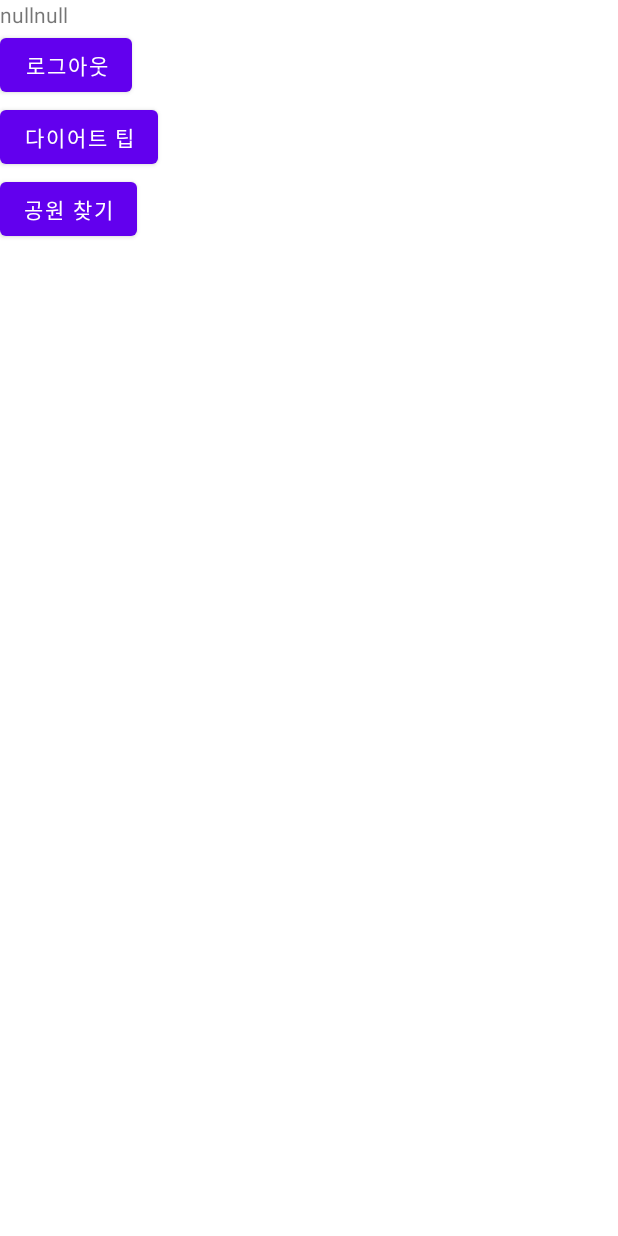
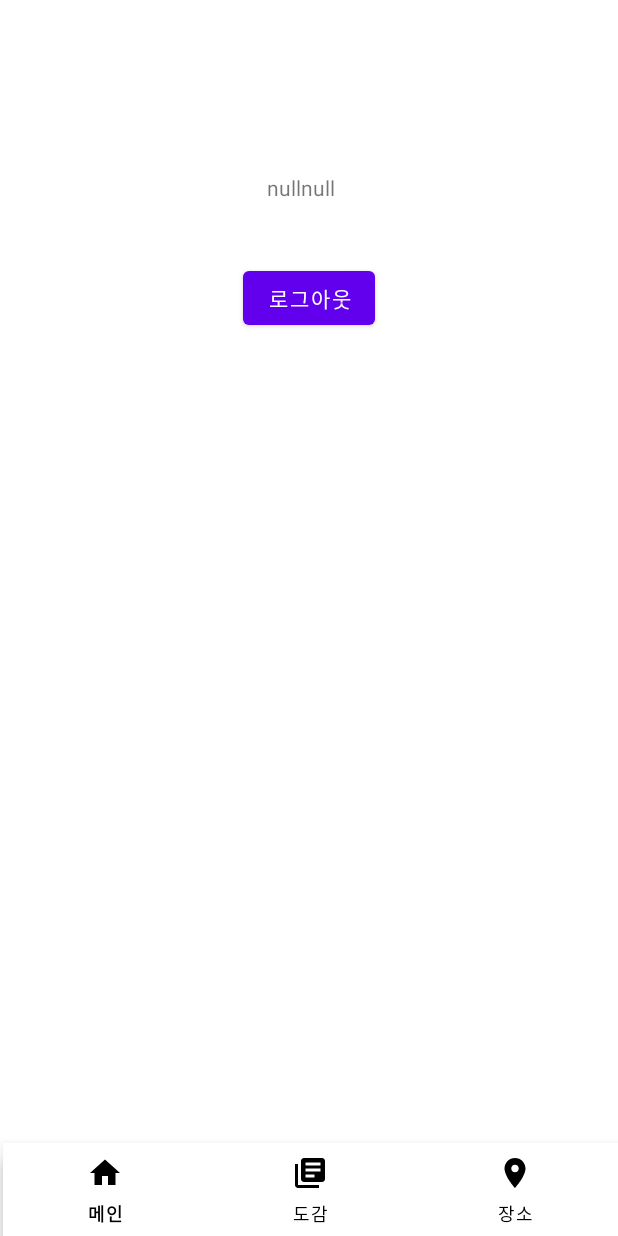
Before and after one commit to dkekzhs/SmartProjectApp, an Android app: the MainActivity screen opened directly, with no data from a screen before it, on a phone screen of 412 x 824 dp. Run offline under Robolectric (Android 15) with nearby library versions, the phone set to English and light mode, and no system bars; libraries missing offline, so code that uses them is left out: com.kakao.usermgmt; network calls fail.

Commit message:
하단네비게이션바추가

```diff
--- a/app/build.gradle
+++ b/app/build.gradle
@@ -33,11 +33,13 @@ android {
 dependencies {
     implementation group: project.KAKAO_SDK_GROUP, name: 'usermgmt', version: project.KAKAO_SDK_VERSION
     implementation 'androidx.appcompat:appcompat:1.2.0'
+    implementation 'com.android.support:design:30.0.0'
     implementation 'com.google.android.material:material:1.3.0'
     implementation 'androidx.constraintlayout:constraintlayout:2.0.4'
     implementation 'com.google.android.gms:play-services-maps:17.0.1'
     implementation "org.jetbrains.kotlin:kotlin-stdlib:$kotlin_version"
     testImplementation 'junit:junit:4.+'
+
     androidTestImplementation 'androidx.test.ext:junit:1.1.2'
     androidTestImplementation 'androidx.test.espresso:espresso-core:3.3.0'
     implementation 'com.android.volley:volley:1.1.1'
--- a/app/src/main/java/com/SMP/dodamdodam/Activity/MainActivity.java
+++ b/app/src/main/java/com/SMP/dodamdodam/Activity/MainActivity.java
@@ -1,22 +1,30 @@
 package com.SMP.dodamdodam.Activity;
 
-import androidx.appcompat.app.AlertDialog;
+import androidx.annotation.NonNull;
 import androidx.appcompat.app.AppCompatActivity;
+import androidx.fragment.app.FragmentManager;
+import androidx.fragment.app.FragmentTransaction;
 
 import android.content.Intent;
 import android.os.Bundle;
-import android.util.Log;
-import android.view.View;
-import android.widget.Button;
-import android.widget.TextView;
+import android.view.MenuItem;
 
+import com.SMP.dodamdodam.Fragment.MapsFrag;
+import com.SMP.dodamdodam.Fragment.DiteTipFragment;
+import com.SMP.dodamdodam.Fragment.UserFragment;
 import com.SMP.dodamdodam.R;
-import com.kakao.usermgmt.UserManagement;
-import com.kakao.usermgmt.callback.LogoutResponseCallback;
+import com.google.android.material.bottomnavigation.BottomNavigationView;
 
 public class MainActivity extends AppCompatActivity {
-    TextView getid;
-    Button btn_logout, btn_diet, btn_findPark;
+    private BottomNavigationView bottomNavigationView; // 바텀 네비게이션 뷰
+    private FragmentManager fm;
+    private FragmentTransaction ft;
+    private UserFragment frag1;
+    private DiteTipFragment frag2;
+    private MapsFrag frag3;
+
+
+
 
 
     @Override
@@ -24,52 +32,66 @@ public class MainActivity extends AppCompatActivity {
         super.onCreate(savedInstanceState);
         setContentView(R.layout.activity_main);
 
-        getid = findViewById(R.id.getid);
-        btn_logout = findViewById(R.id.btn_logout);
-        btn_diet = findViewById(R.id.btn_diet);
         Intent intent = getIntent();
-        String id = intent.getStringExtra("userID");
+        String userID = intent.getStringExtra("userID");
         String Platform = intent.getStringExtra("UserRegister");
-        getid.setText(id + Platform);
 
 
 
-        btn_logout.setOnClickListener(new View.OnClickListener() {
+
+        bottomNavigationView = findViewById(R.id.bottom);
+        bottomNavigationView.setOnNavigationItemSelectedListener(new BottomNavigationView.OnNavigationItemSelectedListener() {
             @Override
-            public void onClick(View v) {
-
-                if(Platform.equals("kakao")){
-                    UserManagement.getInstance().requestLogout(new LogoutResponseCallback() {
-                        @Override
-                        public void onCompleteLogout() {
-                            Intent intent = new Intent(MainActivity.this, loginActivity.class);
-                            intent.setFlags(Intent.FLAG_ACTIVITY_NEW_TASK | Intent.FLAG_ACTIVITY_CLEAR_TASK | Intent.FLAG_ACTIVITY_CLEAR_TOP);
-                            startActivity(intent);
-                        }
-
-                });
-            }
-                else if(Platform.equals("register")){
-                    Intent intent = new Intent(MainActivity.this, loginActivity.class);
-                    startActivity(intent);
+            public boolean onNavigationItemSelected(@NonNull MenuItem menuItem) {
+                switch (menuItem.getItemId()) {
+                    case R.id.main:
+                        setFrag(0);
+                        break;
+                    case R.id.tipbook:
+                        setFrag(1);
+                        break;
+                    case R.id.place:
+                        setFrag(2);
+                        break;
                 }
+                return true;
             }
         });
+        frag1 = new UserFragment();
+        Bundle bundle = new Bundle();
+        bundle.putString("userID",userID);
+        bundle.putString("UserRegister",Platform);
+        //fragment1로 번들 전달
+        frag1.setArguments(bundle);
 
-        btn_diet.setOnClickListener(new View.OnClickListener() {
-            @Override
-            public void onClick(View v) {
-                Intent intent = new Intent(MainActivity.this, dietMain.class);
-                startActivity(intent);
-            }
-        });
 
-        btn_findPark.setOnClickListener(new View.OnClickListener() {
-            @Override
-            public void onClick(View v) {
-                Intent intent = new Intent(MainActivity.this, findPark.class);
-                startActivity(intent);
-            }
-        });
+        frag2 = new DiteTipFragment();
+        frag3 = new MapsFrag();
+        setFrag(0); // 첫 프래그먼트 화면을 무엇으로 지정해줄 것인지 선택.
+
+    }
+
+
+
+
+    // 프래그먼트 교체가 일어나는 실행문이다.
+    private void setFrag(int n) {
+        fm = getSupportFragmentManager();
+        ft = fm.beginTransaction();
+        switch (n) {
+            case 0:
+                ft.replace(R.id.MainFrame, frag1);
+                ft.commit();
+                break;
+            case 1:
+                ft.replace(R.id.MainFrame, frag2);
+                ft.commit();
+                break;
+            case 2:
+                ft.replace(R.id.MainFrame, frag3);
+                ft.commit();
+                break;
+
+        }
     }
 }
--- /dev/null
+++ b/app/src/main/java/com/SMP/dodamdodam/Fragment/MapsFrag.java
@@ -0,0 +1,27 @@
+package com.SMP.dodamdodam.Fragment;
+
+import android.os.Bundle;
+import android.view.LayoutInflater;
+import android.view.View;
+import android.view.ViewGroup;
+
+import androidx.annotation.NonNull;
+import androidx.annotation.Nullable;
+import androidx.fragment.app.Fragment;
+
+import com.SMP.dodamdodam.R;
+
+public class MapsFrag extends Fragment {
+
+    private View view;
+
+
+    @Nullable
+    @Override
+    public View onCreateView(@NonNull LayoutInflater inflater, @Nullable ViewGroup container, @Nullable Bundle savedInstanceState) {
+        view = inflater.inflate(R.layout.activity_maps, container, false);
+
+
+        return view;
+    }
+}
--- /dev/null
+++ b/app/src/main/java/com/SMP/dodamdodam/Fragment/UserFragment.java
@@ -0,0 +1,71 @@
+package com.SMP.dodamdodam.Fragment;
+
+import android.content.Intent;
+import android.os.Bundle;
+import android.view.LayoutInflater;
+import android.view.View;
+import android.view.ViewGroup;
+import android.widget.Button;
+import android.widget.TextView;
+
+import androidx.annotation.NonNull;
+import androidx.annotation.Nullable;
+import androidx.appcompat.app.AppCompatActivity;
+import androidx.fragment.app.Fragment;
+
+import com.SMP.dodamdodam.Activity.loginActivity;
+import com.SMP.dodamdodam.R;
+import com.kakao.usermgmt.UserManagement;
+import com.kakao.usermgmt.callback.LogoutResponseCallback;
+
+public class UserFragment extends Fragment {
+    TextView getid;
+    Button btn_logout;
+    private View view;
+    String userID="",Platform="";
+
+    @Override
+    public void onStart() {
+        super.onStart();
+        getid = getView().findViewById(R.id.getid);
+        btn_logout = getView().findViewById(R.id.btn_logout);
+
+        Bundle bundle = getArguments();
+        userID = bundle.getString("userID");
+        Platform = bundle.getString("UserRegister");
+        getid.setText(userID + Platform);
+
+        btn_logout.setOnClickListener(new View.OnClickListener() {
+            @Override
+            public void onClick(View v) {
+
+                if (Platform.equals("kakao")) {
+                    UserManagement.getInstance().requestLogout(new LogoutResponseCallback() {
+                        @Override
+                        public void onCompleteLogout() {
+                            Intent intent = new Intent(getActivity(), loginActivity.class);
+                            intent.setFlags(Intent.FLAG_ACTIVITY_NEW_TASK | Intent.FLAG_ACTIVITY_CLEAR_TASK | Intent.FLAG_ACTIVITY_CLEAR_TOP);
+                            startActivity(intent);
+                        }
+
+                    });
+                } else if (Platform.equals("register")) {
+                    Intent intent = new Intent(getActivity(), loginActivity.class);
+                    startActivity(intent);
+                }
+            }
+        });
+    }
+
+
+
+    @Nullable
+    @Override
+    public View onCreateView(@NonNull LayoutInflater inflater, @Nullable ViewGroup container, @Nullable Bundle savedInstanceState) {
+        view = inflater.inflate(R.layout.fragment_user, container, false);
+
+        return view;
+
+
+    }
+}
--- /dev/null
+++ b/app/src/main/res/drawable/ic_baseline_home_24.xml
@@ -0,0 +1,10 @@
+<vector xmlns:android="http://schemas.android.com/apk/res/android"
+    android:width="24dp"
+    android:height="24dp"
+    android:viewportWidth="24"
+    android:viewportHeight="24"
+    android:tint="?attr/colorControlNormal">
+  <path
+      android:fillColor="@android:color/white"
+      android:pathData="M10,20v-6h4v6h5v-8h3L12,3 2,12h3v8z"/>
+</vector>
--- /dev/null
+++ b/app/src/main/res/drawable/ic_baseline_library_books_24.xml
@@ -0,0 +1,10 @@
+<vector xmlns:android="http://schemas.android.com/apk/res/android"
+    android:width="24dp"
+    android:height="24dp"
+    android:viewportWidth="24"
+    android:viewportHeight="24"
+    android:tint="?attr/colorControlNormal">
+  <path
+      android:fillColor="@android:color/white"
+      android:pathData="M4,6L2,6v14c0,1.1 0.9,2 2,2h14v-2L4,20L4,6zM20,2L8,2c-1.1,0 -2,0.9 -2,2v12c0,1.1 0.9,2 2,2h12c1.1,0 2,-0.9 2,-2L22,4c0,-1.1 -0.9,-2 -2,-2zM19,11L9,11L9,9h10v2zM15,15L9,15v-2h6v2zM19,7L9,7L9,5h10v2z"/>
+</vector>
--- /dev/null
+++ b/app/src/main/res/drawable/ic_baseline_place_24.xml
@@ -0,0 +1,10 @@
+<vector xmlns:android="http://schemas.android.com/apk/res/android"
+    android:width="24dp"
+    android:height="24dp"
+    android:viewportWidth="24"
+    android:viewportHeight="24"
+    android:tint="?attr/colorControlNormal">
+  <path
+      android:fillColor="@android:color/white"
+      android:pathData="M12,2C8.13,2 5,5.13 5,9c0,5.25 7,13 7,13s7,-7.75 7,-13c0,-3.87 -3.13,-7 -7,-7zM12,11.5c-1.38,0 -2.5,-1.12 -2.5,-2.5s1.12,-2.5 2.5,-2.5 2.5,1.12 2.5,2.5 -1.12,2.5 -2.5,2.5z"/>
+</vector>
--- a/app/src/main/res/layout/activity_main.xml
+++ b/app/src/main/res/layout/activity_main.xml
@@ -1,36 +1,34 @@
 <?xml version="1.0" encoding="utf-8"?>
-<LinearLayout xmlns:android="http://schemas.android.com/apk/res/android"
+<androidx.constraintlayout.widget.ConstraintLayout xmlns:android="http://schemas.android.com/apk/res/android"
+    xmlns:app="http://schemas.android.com/apk/res-auto"
+    xmlns:tools="http://schemas.android.com/tools"
     android:layout_width="match_parent"
     android:layout_height="match_parent"
-
     android:orientation="vertical">
 
 
+    <com.google.android.material.bottomnavigation.BottomNavigationView
+        android:id="@+id/bottom"
+        android:layout_width="410dp"
+        android:layout_height="62dp"
+        app:itemIconTint="#000000"
+        app:itemTextColor="#000000"
+        app:layout_constraintBottom_toBottomOf="parent"
+        app:layout_constraintEnd_toEndOf="parent"
+        app:layout_constraintHorizontal_bias="1.0"
+        app:layout_constraintStart_toStartOf="parent"
+        app:menu="@menu/menu_bottom" />
 
+    <FrameLayout
+        android:id="@+id/MainFrame"
+        android:layout_width="404dp"
+        android:layout_height="671dp"
+        app:layout_constraintBottom_toTopOf="@+id/bottom"
+        app:layout_constraintEnd_toEndOf="parent"
+        app:layout_constraintHorizontal_bias="0.492"
+        app:layout_constraintStart_toStartOf="parent"
+        app:layout_constraintTop_toTopOf="parent"
+        app:layout_constraintVertical_bias="0.0">
 
-
-
-    <TextView
-        android:id="@+id/getid"
-        android:layout_width="wrap_content"
-        android:layout_height="wrap_content"
-        android:text="Hello World!!~~~" />
-
-    <Button
-        android:id="@+id/btn_logout"
-        android:layout_width="wrap_content"
-        android:layout_height="wrap_content"
-        android:text="로그아웃" />
-    <Button
-        android:id="@+id/btn_diet"
-        android:layout_width="wrap_content"
-        android:layout_height="wrap_content"
-        android:text="다이어트 팁"
-        />
-
-    <Button
-        android:id="@+id/btn_findpark"
-        android:layout_width="wrap_content"
-        android:layout_height="wrap_content"
-        android:text="공원 찾기" />
-</LinearLayout>
+    </FrameLayout>
+</androidx.constraintlayout.widget.ConstraintLayout>
--- /dev/null
+++ b/app/src/main/res/layout/fragment_user.xml
@@ -0,0 +1,29 @@
+<?xml version="1.0" encoding="utf-8"?>
+<androidx.constraintlayout.widget.ConstraintLayout xmlns:android="http://schemas.android.com/apk/res/android"
+    xmlns:app="http://schemas.android.com/apk/res-auto"
+    xmlns:tools="http://schemas.android.com/tools"
+    android:layout_width="match_parent"
+    android:layout_height="match_parent">
+
+    <TextView
+        android:id="@+id/getid"
+        android:layout_width="wrap_content"
+        android:layout_height="wrap_content"
+        android:layout_marginStart="16dp"
+        android:layout_marginLeft="16dp"
+        android:layout_marginTop="115dp"
+        android:text="TextView"
+        app:layout_constraintStart_toStartOf="@+id/btn_logout"
+        app:layout_constraintTop_toTopOf="parent" />
+
+    <Button
+        android:id="@+id/btn_logout"
+        android:layout_width="wrap_content"
+        android:layout_height="wrap_content"
+        android:layout_marginTop="40dp"
+        android:text="로그아웃"
+        app:layout_constraintEnd_toEndOf="parent"
+        app:layout_constraintStart_toStartOf="parent"
+        app:layout_constraintTop_toBottomOf="@+id/getid" />
+
+</androidx.constraintlayout.widget.ConstraintLayout>
--- /dev/null
+++ b/app/src/main/res/menu/menu_bottom.xml
@@ -0,0 +1,23 @@
+<?xml version="1.0" encoding="utf-8"?>
+<menu xmlns:android="http://schemas.android.com/apk/res/android"
+    xmlns:app="http://schemas.android.com/apk/res-auto">
+<item
+    android:id="@+id/main"
+    android:enabled="true"
+    android:icon="@drawable/ic_baseline_home_24"
+    android:title="메인"
+    />
+    <item
+        android:id="@+id/tipbook"
+        android:enabled="true"
+        android:icon="@drawable/ic_baseline_library_books_24"
+        android:title="도감"
+        />
+    <item
+        android:id="@+id/place"
+        android:enabled="true"
+        android:icon="@drawable/ic_baseline_place_24"
+        android:title="장소"
+        />
+
+</menu>
```
Also changed, not shown: app/src/main/AndroidManifest.xml (+3 -5 lines), app/src/main/java/com/SMP/dodamdodam/Activity/dietMain.java (deleted, +0 -48 lines), app/src/main/java/com/SMP/dodamdodam/Activity/loginActivity.java (+3 -4 lines), app/src/main/java/com/SMP/dodamdodam/Fragment/DiteTipFragment.java (added, +65 -0 lines).
